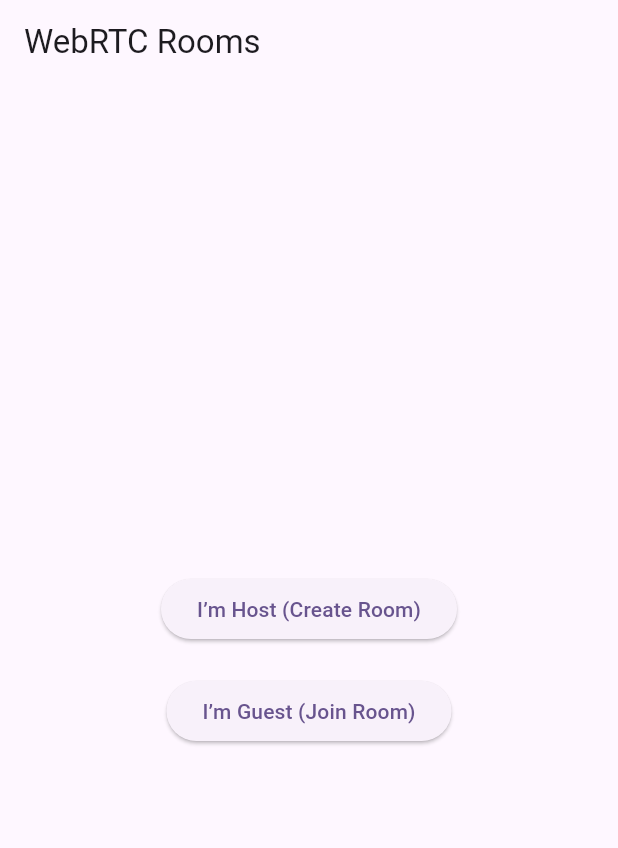
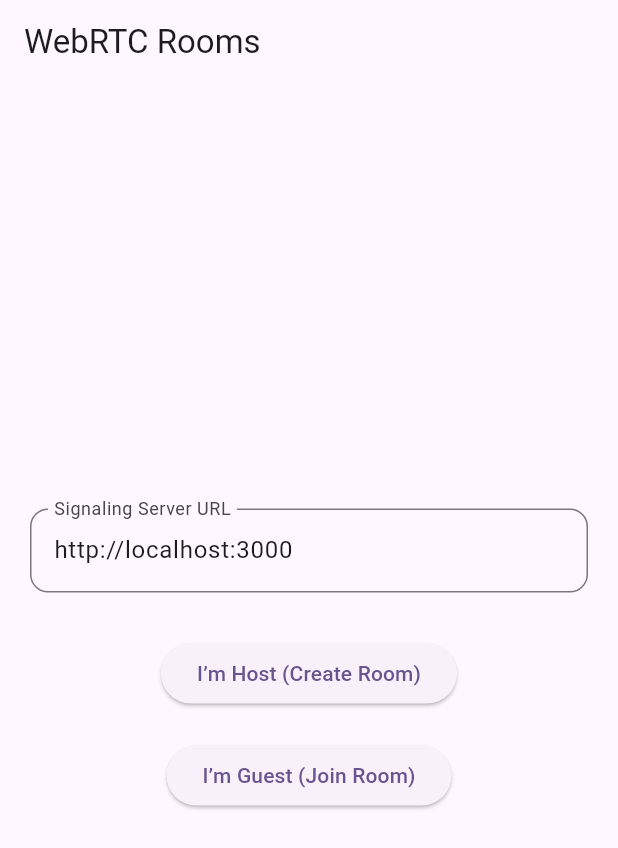
Before and after one commit to jkpanchal2121/video-call-app-webrct, a Flutter app: the screen it shows after launch, on a phone screen of 412 x 824 dp. Shown: the top 848 px of the screen. Run offline on Flutter 3.47's test engine with Material 3 defaults, Android fonts, the phone set to English and light mode, and no system bars; our stand-ins replace socket_io_client; missing offline and left inert: flutter_webrtc.

Commit message:
all file commit

```diff
--- a/lib/Screens/home_screen.dart
+++ b/lib/Screens/home_screen.dart
@@ -3,32 +3,63 @@ import 'package:flutter/material.dart';
 import 'host_screen.dart';
 import 'join_screen.dart';
 
-class HomePage extends StatelessWidget {
+class HomePage extends StatefulWidget {
   const HomePage({super.key});
+
+  @override
+  State<HomePage> createState() => _HomePageState();
+}
+
+class _HomePageState extends State<HomePage> {
+  final TextEditingController _urlController = TextEditingController(
+    text: "http://localhost:3000", // default URL (you can change)
+  );
 
   @override
   Widget build(BuildContext context) {
     return Scaffold(
       appBar: AppBar(title: const Text("WebRTC Rooms")),
       body: Center(
+        child: Padding(
+          padding: const EdgeInsets.all(20),
           child: Column(
             mainAxisAlignment: MainAxisAlignment.center,
             children: [
+              // TextField for server URL
+              TextField(
+                controller: _urlController,
+                decoration: InputDecoration(
+                  labelText: "Signaling Server URL",
+                  hintText: "Enter server URL (e.g. http://192.168.1.100:3000)",
+                  border: OutlineInputBorder(
+                    borderRadius: BorderRadius.circular(12),
+                  ),
+                ),
+              ),
+              const SizedBox(height: 30),
+
+              // Host button
               ElevatedButton(
                 onPressed: () {
                   Navigator.push(
                     context,
-                  MaterialPageRoute(builder: (_) => const HostPage()),
+                    MaterialPageRoute(
+                      builder: (_) => HostPage(serverUrl: _urlController.text),
+                    ),
                   );
                 },
                 child: const Text("I’m Host (Create Room)"),
               ),
               const SizedBox(height: 20),
+
+              // Guest button
               ElevatedButton(
                 onPressed: () {
                   Navigator.push(
                     context,
-                  MaterialPageRoute(builder: (_) => const JoinPage()),
+                    MaterialPageRoute(
+                      builder: (_) => JoinPage(serverUrl: _urlController.text),
+                    ),
                   );
                 },
                 child: const Text("I’m Guest (Join Room)"),
@@ -36,6 +67,7 @@ class HomePage extends StatelessWidget {
             ],
           ),
         ),
+      ),
     );
   }
 }
--- a/lib/Screens/host_screen.dart
+++ b/lib/Screens/host_screen.dart
@@ -3,7 +3,9 @@ import 'package:flutter/material.dart';
 import '../video_call_page.dart';
 
 class HostPage extends StatefulWidget {
-  const HostPage({super.key});
+  final String serverUrl;
+
+  const HostPage({super.key,required this.serverUrl});
 
   @override
   State<HostPage> createState() => _HostPageState();
@@ -37,6 +39,7 @@ class _HostPageState extends State<HostPage> {
                     MaterialPageRoute(
                       builder: (_) => VideoCallPage(
                         userName: "Host",
+                        serverUrl: widget.serverUrl,
                         roomName: roomController.text.trim(),
                         isHost: true,
                       ),
--- a/lib/video_call_page.dart
+++ b/lib/video_call_page.dart
@@ -6,8 +6,10 @@ class VideoCallPage extends StatefulWidget {
   final String userName;
   final String roomName;
   final bool isHost;
+  final String serverUrl;
 
-  const VideoCallPage({super.key, required this.userName, required this.roomName, required this.isHost});
+
+  const VideoCallPage({super.key, required this.userName, required this.roomName, required this.isHost,required this.serverUrl});
 
   @override
   State<VideoCallPage> createState() => _VideoCallPageState();
@@ -33,7 +35,7 @@ class _VideoCallPageState extends State<VideoCallPage> {
   }
 
   Future<void> initSignaling() async {
-    signaling.connect('http://192.168.1.114:3000');
+    signaling.connect(widget.serverUrl);
 
     signaling.socket.on('connect', (_) async {
       print("✅ Connected to signaling server: ${signaling.socket.id}");
--- a/pubspec.yaml
+++ b/pubspec.yaml
@@ -19,7 +19,8 @@ publish_to: 'none' # Remove this line if you wish to publish to pub.dev
 version: 1.0.0+1
 
 environment:
-  sdk: ^3.8.1
+  sdk: "3.5.3"
+
 
 # Dependencies specify other packages that your package needs in order to work.
 # To automatically upgrade your package dependencies to the latest versions
@@ -45,7 +46,7 @@ dev_dependencies:
   # package. See that file for information about deactivating specific lint
   # rules and activating additional ones.
   flutter_lints: ^5.0.0
-  flutter_webrtc: ^1.1.0  # WebRTC plugin for Flutter
+  flutter_webrtc: ^0.14.0  # WebRTC plugin for Flutter
   uuid: ^4.5.1            # To generate unique IDs
   socket_io_client: ^3.1.2 # To connect to your signaling server
 
```
Also changed, not shown: lib/Screens/join_screen.dart (+7 -11 lines), lib/socket_io.dart (+7 -31 lines), pubspec.lock, 1 other file. Lines whose indentation alone changed are shown as unchanged.
